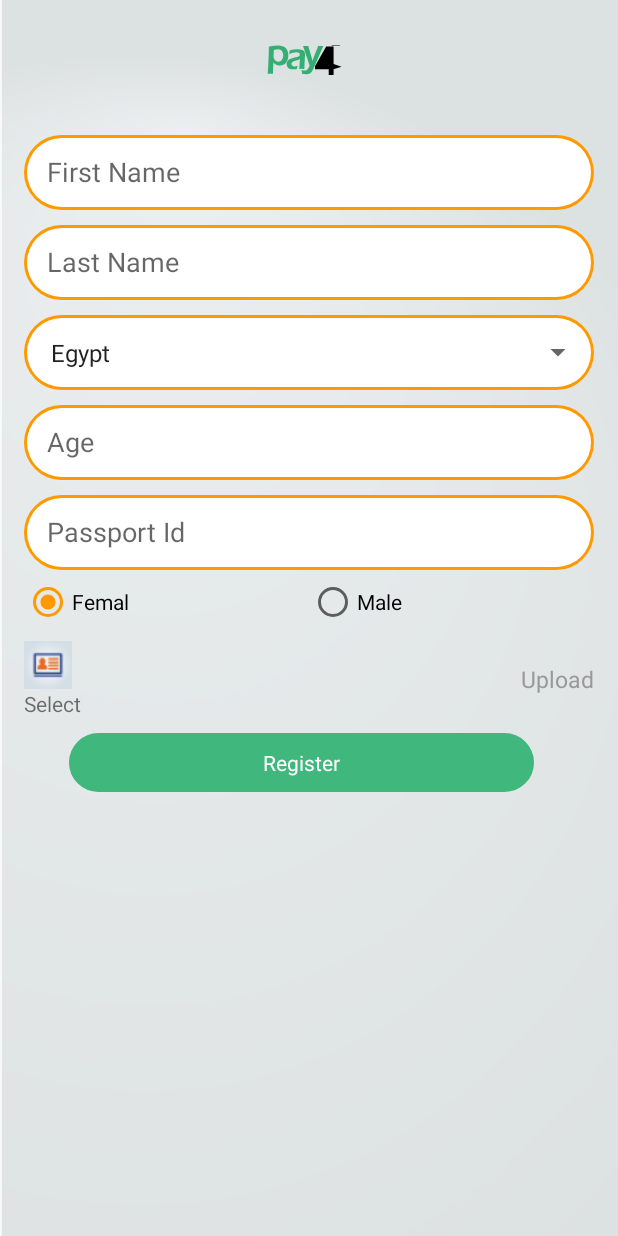
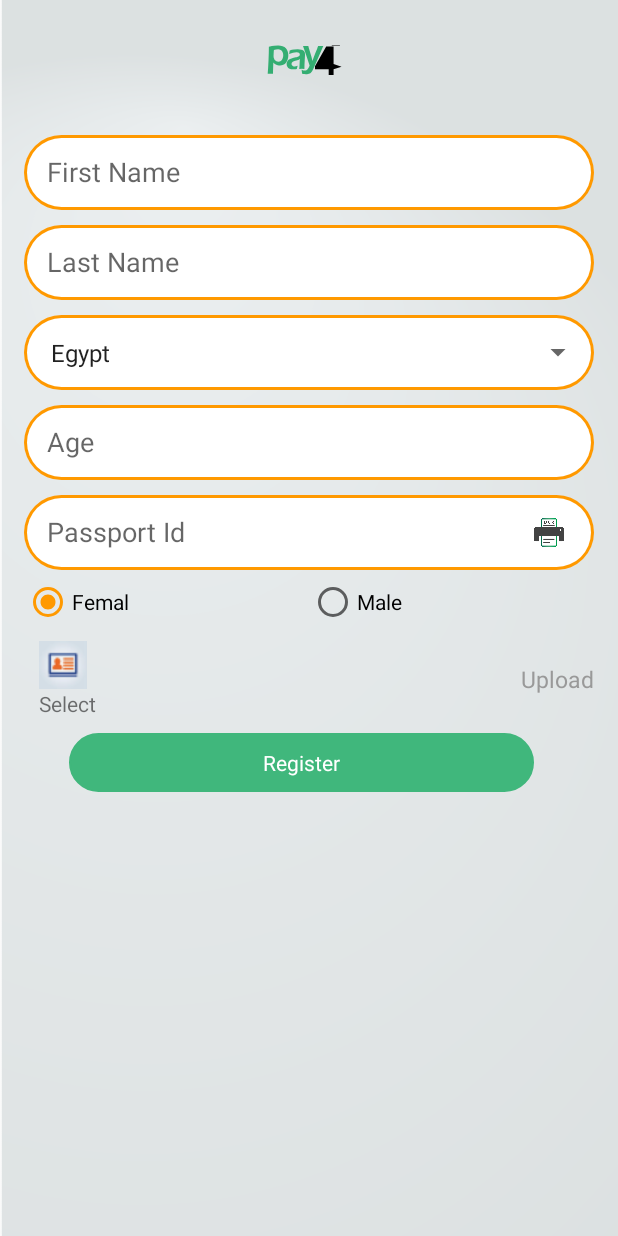
Before and after one commit to ShymaaOthman/Pay4Me, an Android app: the RegisterActivity screen opened directly, with no data from a screen before it, on a phone screen of 412 x 824 dp. Run offline under Robolectric (Android 15) with nearby library versions, the phone set to English and light mode, and no system bars.

Commit message:
solving cases

```diff
--- a/app/build.gradle
+++ b/app/build.gradle
@@ -49,7 +49,7 @@ dependencies {
         exclude group: 'com.google.android', module: 'appcompat-v7'
     }
     androidTestImplementation 'com.android.support.test:runner:1.0.2'
-    implementation 'com.google.android.gms:play-services:9.4.0+'
+    implementation 'com.google.android.gms:play-services:11.8.0'
     implementation 'me.dm7.barcodescanner:zbar:1.9.2'
     implementation 'me.dm7.barcodescanner:zxing:1.9.2'
     implementation 'com.android.support:support-annotations:27.1.1'
--- a/app/src/main/java/View/SignUpService/OcrCaptureActivity.java
+++ b/app/src/main/java/View/SignUpService/OcrCaptureActivity.java
@@ -100,7 +100,8 @@ public final class OcrCaptureActivity extends AppCompatActivity {
         validate_txt.setOnClickListener(new View.OnClickListener() {
             @Override
             public void onClick(View v) {
-                onTap(0, 0, PayApplication.getInstance().data);
+                finish();
+//                onTap(0, 0, PayApplication.getInstance().data);
             }
         });
         // Check for the camera permission before accessing the camera.  If the
--- a/app/src/main/java/View/SignUpService/RegisterActivity.java
+++ b/app/src/main/java/View/SignUpService/RegisterActivity.java
@@ -15,6 +15,7 @@ import android.net.Uri;
 import android.os.AsyncTask;
 import android.os.Bundle;
 import View.UIManager;
+import View.PayApplication;
 import android.provider.MediaStore;
 import android.provider.Settings;
 import android.support.v4.app.ActivityCompat;
@@ -27,6 +28,8 @@ import android.view.Window;
 import android.view.WindowManager;
 import android.widget.Button;
 import android.widget.CompoundButton;
+import android.widget.ImageView;
+import android.widget.LinearLayout;
 import android.widget.RadioButton;
 import android.widget.RadioGroup;
 import android.widget.TextView;
@@ -34,26 +37,29 @@ import android.widget.Toast;
 
 
 import com.hajjhack.pay4me.R;
+import com.hajjhack.pay4me.scanItem.ScanFragment;
 
 import java.io.ByteArrayOutputStream;
 
 import presenter.storage.SharedPreferencesManager;
 
 import static android.content.ContentValues.TAG;
-import static com.google.android.gms.analytics.internal.zzy.m;
-import static com.google.android.gms.analytics.internal.zzy.v;
+
 
 
 
 public class RegisterActivity extends AppCompatActivity {
     RadioGroup gender_radio;
     private String gender;
-    private TextView reister_btn,add_img;
+    private TextView reister_btn;
+    LinearLayout add_img;
     public static final int RequestPermissionCode = 1;
     private Dialog dialog;
     private Bitmap bitmap;
     private TextView upload;
     private ProgressDialog progressDialog;
+    private ImageView ocr;
+    private TextView passport_id;
 
     @Override
     protected void onCreate(Bundle savedInstanceState) {
@@ -66,14 +72,23 @@ public class RegisterActivity extends AppCompatActivity {
     }
 
     private void initilize() {
+        ocr=(ImageView)findViewById(R.id.ocr);
         gender_radio = (RadioGroup) findViewById(R.id.myRadioGroup);
         reister_btn = (TextView) findViewById(R.id.reister_btn);
-        add_img = (TextView) findViewById(R.id.add_img);
+        passport_id = (TextView) findViewById(R.id.passport_id);
+        reister_btn = (TextView) findViewById(R.id.reister_btn);
+        add_img = (LinearLayout) findViewById(R.id.add_img);
         upload = (TextView) findViewById(R.id.upload);
         reister_btn.setOnClickListener(new View.OnClickListener() {
             @Override
             public void onClick(View v) {
                 UIManager.startlogin(RegisterActivity.this,true);
+            }
+        });
+        ocr.setOnClickListener(new View.OnClickListener() {
+            @Override
+            public void onClick(View view) {
+                UIManager.startOcrScreen(RegisterActivity.this);
             }
         });
         add_img.setOnClickListener(new View.OnClickListener() {
@@ -127,21 +142,23 @@ public class RegisterActivity extends AppCompatActivity {
 //        });
 
         final RadioButton femal = (RadioButton) findViewById(R.id.femal);
-        final RadioButton male = (RadioButton) findViewById(R.id.main_container);
+        final RadioButton male = (RadioButton) findViewById(R.id.male);
 
         reister_btn.setOnClickListener(new View.OnClickListener() {
 
             @Override
             public void onClick(View v) {
-                int selectedId = gender_radio.getCheckedRadioButtonId();
+//                int selectedId = gender_radio.getCheckedRadioButtonId();
+//
+//                if (selectedId == male.getId()) {
+//                    gender = "m";
+//                } else if (selectedId == femal.getId()) {
+//                    gender = "f";
+//                }
+              PayApplication.getInstance().passport_id=passport_id.getText().toString();
+              PayApplication.getInstance().password="02390";
+               new PayAsyncTask().execute();
 
-                // find which radioButton is checked by id
-                if (selectedId == male.getId()) {
-                    gender = "m";
-                } else if (selectedId == femal.getId()) {
-                    gender = "f";
-                }
-                ProgressDialog progressDialog ;
 
             }
         });
@@ -169,8 +186,8 @@ public class RegisterActivity extends AppCompatActivity {
         @Override
         protected void onPostExecute(Void aVoid) {
             super.onPostExecute(aVoid);
-            progressDialog.dismiss();
-            createBusinessErrorDialog(RegisterActivity.this,"Payment","Successful Payment !");
+           UIManager.startlogin(RegisterActivity.this,true);
+           Toast.makeText(RegisterActivity.this,"Your Password is 02390",Toast.LENGTH_LONG).show();
 
         }
     }
@@ -263,7 +280,7 @@ public class RegisterActivity extends AppCompatActivity {
 
     private void showCameraAlert() {
         AlertDialog alertDialog = new AlertDialog.Builder(RegisterActivity.this).create();
-        alertDialog.setTitle("تنبيه");
+        alertDialog.setTitle("Alert");
         alertDialog.setMessage("التطبيق يريد السماح باستخدام الكاميرا.");
         alertDialog.setButton(AlertDialog.BUTTON_NEGATIVE, "الرفض",
                 new DialogInterface.OnClickListener() {
--- a/app/src/main/res/layout/activity_register.xml
+++ b/app/src/main/res/layout/activity_register.xml
@@ -86,9 +86,9 @@
                 android:id="@+id/nationality_spinner"
                 android:layout_width="match_parent"
                 android:layout_height="50dp"
+                android:entries="@array/spinner_coutries"
                 android:paddingLeft="10dp"
                 android:paddingRight="10dp"
-                android:entries="@array/spinner_coutries"
                 android:prompt="@string/country_prompt"
                 android:text="MaterialEditText"
                 android:textCursorDrawable="@drawable/edit_color"
@@ -122,6 +122,7 @@
             android:layout_width="match_parent"
             android:layout_height="wrap_content"
             android:layout_marginTop="10dp"
+
             android:background="@drawable/register_edit_bg">
 
             <EditText
@@ -134,15 +135,20 @@
                 android:hint="@string/passport_id"
                 android:inputType="text"
                 android:nextFocusDown="@+id/user_pass_edit"
+                android:paddingLeft="15dp"
                 android:singleLine="true"
-                android:paddingLeft="15dp"
 
                 android:textCursorDrawable="@null"
                 app:backgroundTint="@android:color/transparent" />
 
             <ImageView
-                android:layout_width="wrap_content"
-                android:layout_height="wrap_content" />
+                android:id="@+id/ocr"
+                android:layout_width="20dp"
+                android:layout_height="30dp"
+                android:layout_alignParentRight="true"
+                android:layout_centerVertical="true"
+                android:layout_marginRight="20dp"
+                android:src="@drawable/ocr" />
 
         </RelativeLayout>
 
@@ -180,20 +186,21 @@
             android:layout_marginTop="10dp">
 
             <LinearLayout
+                android:id="@+id/add_img"
                 android:layout_width="wrap_content"
                 android:layout_height="wrap_content"
                 android:layout_alignParentLeft="true"
+                android:layout_marginLeft="10dp"
 
                 android:orientation="vertical">
 
                 <ImageView
                     android:layout_width="wrap_content"
-                    android:src="@drawable/iconn"
-                    android:layout_height="wrap_content" />
+                    android:layout_height="wrap_content"
+                    android:src="@drawable/iconn" />
 
                 <TextView
 
-                    android:id="@+id/add_img"
                     android:layout_width="wrap_content"
                     android:layout_height="wrap_content"
                     android:text="Select " />
--- a/app/src/main/res/layout/fragment_sugested_list.xml
+++ b/app/src/main/res/layout/fragment_sugested_list.xml
@@ -50,8 +50,7 @@
         android:id="@+id/list_view"
         android:layout_below="@+id/d"
         android:layout_width="match_parent"
-        android:divider="@android:color/transparent"
-        android:dividerHeight="0dp"
+
         android:layout_marginRight="20dp"
         android:layout_marginLeft="20dp"
         android:layout_height="match_parent"
```
Also changed, not shown: app/src/main/java/View/PayApplication.java (+4 -4 lines), app/src/main/java/View/SignUpService/LoginActivity.java (+41 -2 lines).
